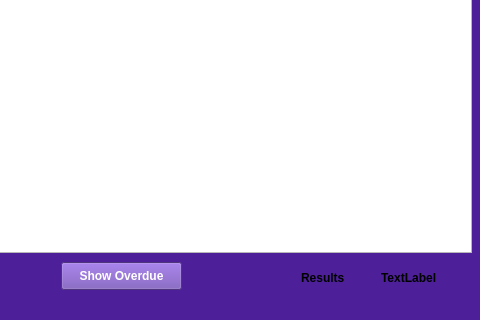
Above: mainwindow.ui from kieranmckenzie/teamworking_key_management_app before the change; both pictures show x 599 to 1079 and y 178 to 498 of the 1079 by 498 pixel window. Below: the same form after it.
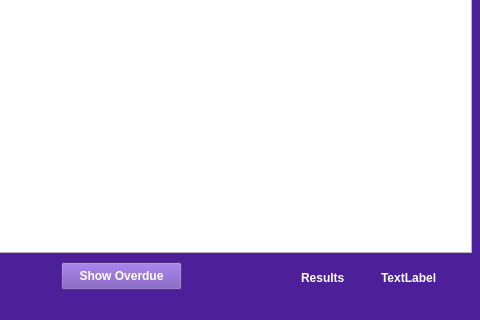
That is the form after the change.

```diff
--- a/mainwindow.ui
+++ b/mainwindow.ui
@@ -33,6 +33,7 @@
 }
 QLabel{
 	font-weight: bold;
+	color: white;
 }
 QLineEdit{
 	color: #000000;
```
